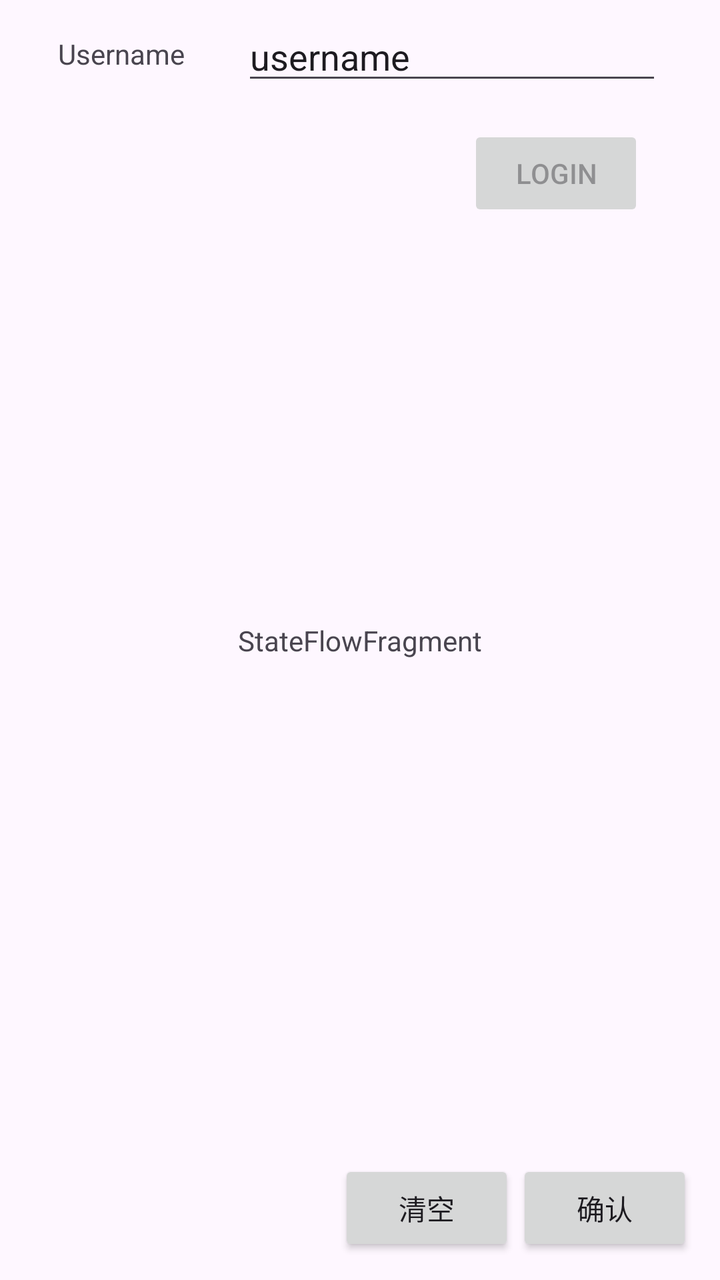
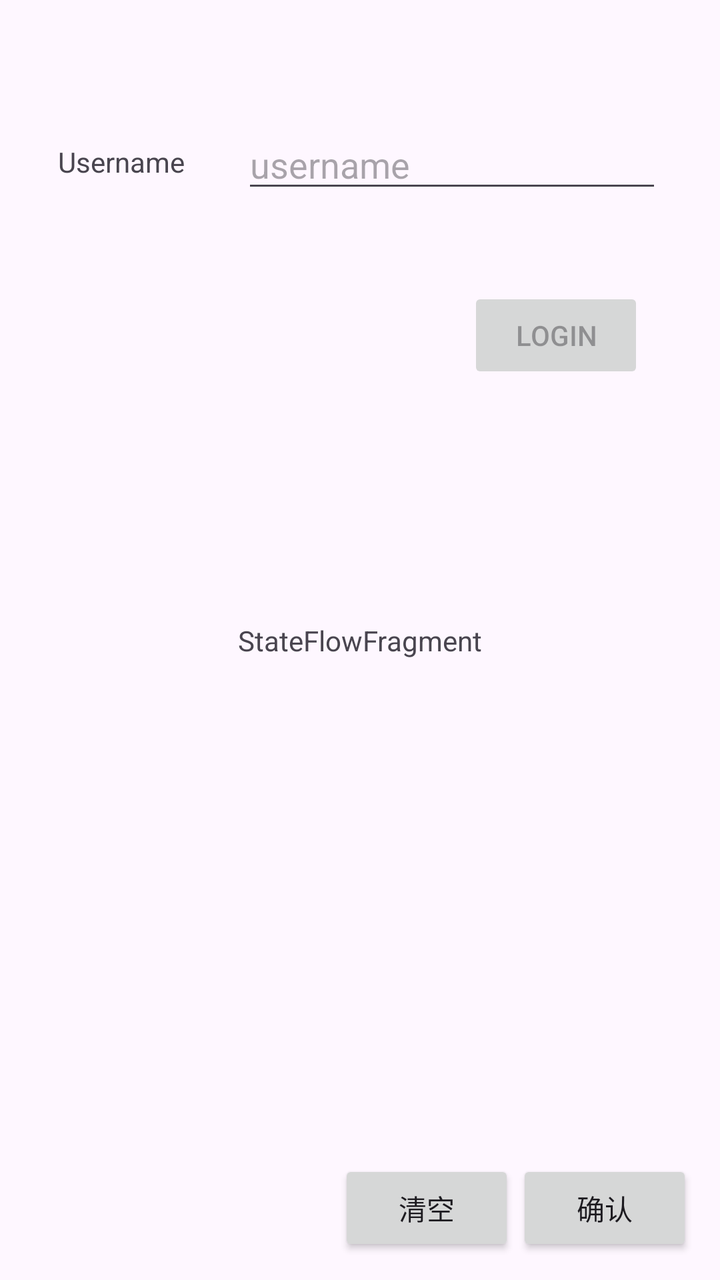

An Android layout rendered at two revisions. The XML below is the earlier revision; the diff shows what the commit changed to produce the second picture.
<!-- AndroidManifest.xml: application theme Theme.HelloFlow -->
<!-- res/layout/fragment_state_flow.xml -->
<?xml version="1.0" encoding="utf-8"?>
<androidx.constraintlayout.widget.ConstraintLayout xmlns:android="http://schemas.android.com/apk/res/android"
    xmlns:app="http://schemas.android.com/apk/res-auto"
    xmlns:tools="http://schemas.android.com/tools"
    android:id="@+id/state_flow"
    android:layout_width="match_parent"
    android:layout_height="match_parent"
    tools:context=".ui.stateflow.StateFlowFragment">

    <TextView
        android:id="@+id/tv_msg"
        android:layout_width="wrap_content"
        android:layout_height="wrap_content"
        android:text="StateFlowFragment"
        app:layout_constraintBottom_toBottomOf="parent"
        app:layout_constraintEnd_toEndOf="parent"
        app:layout_constraintStart_toStartOf="parent"
        app:layout_constraintTop_toTopOf="parent" />

    <Button
        android:id="@+id/btn_cancel"
        android:layout_width="wrap_content"
        android:layout_height="wrap_content"
        android:text="清空"
        app:layout_constraintBottom_toBottomOf="@+id/btn_confirm"
        app:layout_constraintEnd_toEndOf="parent"
        app:layout_constraintHorizontal_bias="0.622"
        app:layout_constraintStart_toStartOf="parent"
        app:layout_constraintTop_toTopOf="@+id/btn_confirm"
        app:layout_constraintVertical_bias="0.0" />

    <Button
        android:id="@+id/btn_confirm"
        android:layout_width="wrap_content"
        android:layout_height="wrap_content"
        android:text="确认"
        app:layout_constraintBottom_toBottomOf="parent"
        app:layout_constraintEnd_toEndOf="parent"
        app:layout_constraintHorizontal_bias="0.95"
        app:layout_constraintStart_toStartOf="parent"
        app:layout_constraintTop_toTopOf="parent"
        app:layout_constraintVertical_bias="0.98" />

    <ProgressBar
        android:id="@+id/progressBar"
        style="?android:attr/progressBarStyle"
        android:layout_width="wrap_content"
        android:layout_height="wrap_content"
        app:layout_constraintBottom_toBottomOf="parent"
        app:layout_constraintEnd_toEndOf="parent"
        app:layout_constraintHorizontal_bias="0.5"
        app:layout_constraintStart_toStartOf="parent"
        app:layout_constraintTop_toTopOf="parent"
        app:layout_constraintVertical_bias="0.2" />

    <EditText
        android:id="@+id/et_username"
        android:layout_width="wrap_content"
        android:layout_height="wrap_content"
        android:ems="10"
        android:inputType="text"
        android:text="username"
        app:layout_constraintBottom_toBottomOf="parent"
        app:layout_constraintEnd_toEndOf="parent"
        app:layout_constraintStart_toEndOf="@id/tv_username"
        app:layout_constraintTop_toTopOf="parent"
        app:layout_constraintVertical_bias="0.01" />

    <TextView
        android:id="@+id/tv_username"
        android:layout_width="wrap_content"
        android:layout_height="wrap_content"
        android:text="Username"
        app:layout_constraintBottom_toBottomOf="@+id/et_username"
        app:layout_constraintEnd_toStartOf="@+id/et_username"
        app:layout_constraintHorizontal_bias="0.1"
        app:layout_constraintStart_toStartOf="parent"
        app:layout_constraintTop_toTopOf="@+id/et_username" />

    <Button
        android:id="@+id/btn_login"
        android:layout_width="wrap_content"
        android:layout_height="wrap_content"
        android:enabled="false"
        android:text="Login"
        app:layout_constraintBottom_toBottomOf="parent"
        app:layout_constraintEnd_toEndOf="parent"
        app:layout_constraintHorizontal_bias="0.86"
        app:layout_constraintStart_toStartOf="parent"
        app:layout_constraintTop_toTopOf="parent"
        app:layout_constraintVertical_bias="0.106" />


</androidx.constraintlayout.widget.ConstraintLayout>
<!-- resources referenced by this layout -->
<resources>
  <style name="Theme.HelloFlow" parent="Base.Theme.HelloFlow" />
  <style name="Base.Theme.HelloFlow" parent="Theme.Material3.DayNight.NoActionBar">
          
          
      </style>
</resources>

<!-- the commit's change to res/layout/fragment_state_flow.xml (unified diff, before → after) -->
@@ -6,6 +6,8 @@
     android:layout_width="match_parent"
     android:layout_height="match_parent"
     tools:context=".ui.stateflow.StateFlowFragment">
+
+
 
     <TextView
         android:id="@+id/tv_msg"
@@ -59,12 +61,12 @@
         android:layout_height="wrap_content"
         android:ems="10"
         android:inputType="text"
-        android:text="username"
+        android:hint="username"
         app:layout_constraintBottom_toBottomOf="parent"
         app:layout_constraintEnd_toEndOf="parent"
         app:layout_constraintStart_toEndOf="@id/tv_username"
         app:layout_constraintTop_toTopOf="parent"
-        app:layout_constraintVertical_bias="0.01" />
+        app:layout_constraintVertical_bias="0.1" />
 
     <TextView
         android:id="@+id/tv_username"
@@ -87,7 +89,7 @@
         app:layout_constraintEnd_toEndOf="parent"
         app:layout_constraintHorizontal_bias="0.86"
         app:layout_constraintStart_toStartOf="parent"
-        app:layout_constraintTop_toTopOf="parent"
+        app:layout_constraintTop_toBottomOf="@id/tv_username"
         app:layout_constraintVertical_bias="0.106" />
 
 
